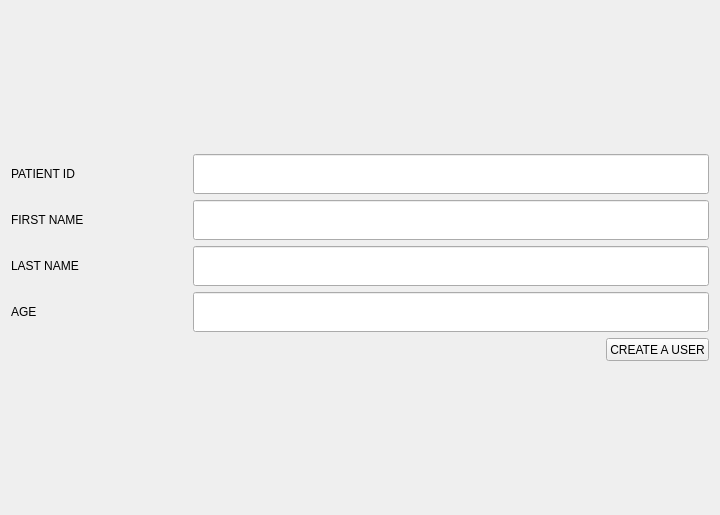
Before: the Qt Designer form widgets/create_user_form.ui in RadekChy25/ChewSense, drawn with Qt 5.
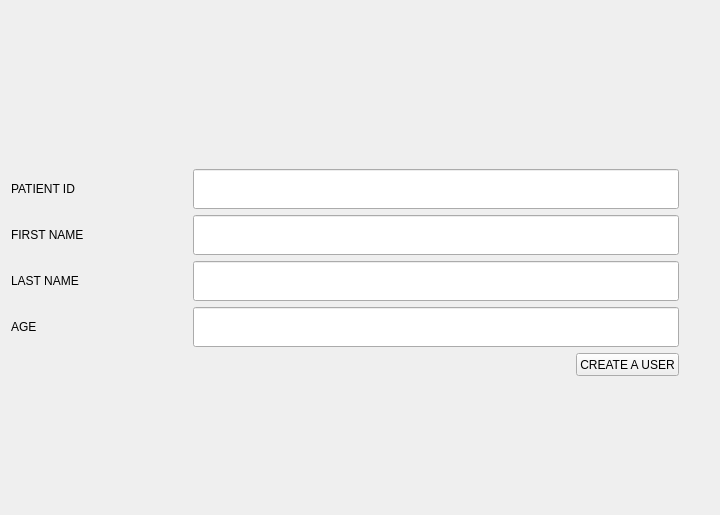
After: the same form once the commit is applied. Icons and pictures are not drawn.

Diff of the .ui file:
```diff
--- a/widgets/create_user_form.ui
+++ b/widgets/create_user_form.ui
@@ -10,13 +10,19 @@
     <height>515</height>
    </rect>
   </property>
+  <property name="minimumSize">
+   <size>
+    <width>720</width>
+    <height>515</height>
+   </size>
+  </property>
   <property name="windowTitle">
    <string>Form</string>
   </property>
   <layout class="QGridLayout" name="gridLayout_2">
    <item row="0" column="0">
     <layout class="QGridLayout" name="gridLayout">
-     <item row="0" column="0">
+     <item row="1" column="0">
       <widget class="QLabel" name="id_label">
        <property name="minimumSize">
         <size>
@@ -38,7 +44,29 @@
        </property>
       </widget>
      </item>
-     <item row="0" column="1" colspan="2">
+     <item row="4" column="0">
+      <widget class="QLabel" name="age_label">
+       <property name="minimumSize">
+        <size>
+         <width>176</width>
+         <height>0</height>
+        </size>
+       </property>
+       <property name="font">
+        <font>
+         <weight>50</weight>
+         <bold>false</bold>
+        </font>
+       </property>
+       <property name="text">
+        <string>AGE</string>
+       </property>
+       <property name="margin">
+        <number>15</number>
+       </property>
+      </widget>
+     </item>
+     <item row="1" column="1" colspan="2">
       <widget class="QLineEdit" name="id_input">
        <property name="minimumSize">
         <size>
@@ -48,7 +76,23 @@
        </property>
       </widget>
      </item>
-     <item row="1" column="0">
+     <item row="5" column="2">
+      <widget class="QPushButton" name="add_user_btn">
+       <property name="maximumSize">
+        <size>
+         <width>156</width>
+         <height>23</height>
+        </size>
+       </property>
+       <property name="layoutDirection">
+        <enum>Qt::LeftToRight</enum>
+       </property>
+       <property name="text">
+        <string>CREATE A USER</string>
+       </property>
+      </widget>
+     </item>
+     <item row="2" column="0">
       <widget class="QLabel" name="first_name_label">
        <property name="minimumSize">
         <size>
@@ -70,17 +114,7 @@
        </property>
       </widget>
      </item>
-     <item row="1" column="1" colspan="2">
-      <widget class="QLineEdit" name="first_name_input">
-       <property name="minimumSize">
-        <size>
-         <width>400</width>
-         <height>40</height>
-        </size>
-       </property>
-      </widget>
-     </item>
-     <item row="2" column="0">
+     <item row="3" column="0">
       <widget class="QLabel" name="last_name_label">
        <property name="minimumSize">
         <size>
@@ -103,7 +137,7 @@
       </widget>
      </item>
      <item row="2" column="1" colspan="2">
-      <widget class="QLineEdit" name="last_name_input">
+      <widget class="QLineEdit" name="first_name_input">
        <property name="minimumSize">
         <size>
          <width>400</width>
@@ -112,39 +146,7 @@
        </property>
       </widget>
      </item>
-     <item row="3" column="0">
-      <widget class="QLabel" name="age_label">
-       <property name="minimumSize">
-        <size>
-         <width>176</width>
-         <height>0</height>
-        </size>
-       </property>
-       <property name="font">
-        <font>
-         <weight>50</weight>
-         <bold>false</bold>
-        </font>
-       </property>
-       <property name="text">
-        <string>AGE</string>
-       </property>
-       <property name="margin">
-        <number>15</number>
-       </property>
-      </widget>
-     </item>
-     <item row="3" column="1" colspan="2">
-      <widget class="QLineEdit" name="age_input">
-       <property name="minimumSize">
-        <size>
-         <width>400</width>
-         <height>40</height>
-        </size>
-       </property>
-      </widget>
-     </item>
-     <item row="4" column="1">
+     <item row="5" column="1">
       <spacer name="horizontalSpacer">
        <property name="orientation">
         <enum>Qt::Horizontal</enum>
@@ -157,19 +159,55 @@
        </property>
       </spacer>
      </item>
-     <item row="4" column="2">
-      <widget class="QPushButton" name="add_user_btn">
+     <item row="3" column="1" colspan="2">
+      <widget class="QLineEdit" name="last_name_input">
+       <property name="minimumSize">
+        <size>
+         <width>400</width>
+         <height>40</height>
+        </size>
+       </property>
+      </widget>
+     </item>
+     <item row="4" column="1" colspan="2">
+      <widget class="QLineEdit" name="age_input">
+       <property name="minimumSize">
+        <size>
+         <width>400</width>
+         <height>40</height>
+        </size>
+       </property>
+      </widget>
+     </item>
+     <item row="0" column="3">
+      <widget class="QPushButton" name="close_btn">
+       <property name="minimumSize">
+        <size>
+         <width>24</width>
+         <height>24</height>
+        </size>
+       </property>
        <property name="maximumSize">
         <size>
-         <width>156</width>
-         <height>23</height>
+         <width>24</width>
+         <height>24</height>
         </size>
        </property>
-       <property name="layoutDirection">
-        <enum>Qt::LeftToRight</enum>
+       <property name="styleSheet">
+        <string notr="true">border: 0;</string>
        </property>
        <property name="text">
-        <string>CREATE A USER</string>
+        <string/>
+       </property>
+       <property name="icon">
+        <iconset resource="../resources.qrc">
+         <normaloff>:/icons/widgets/icons/exit_icon.png</normaloff>:/icons/widgets/icons/exit_icon.png</iconset>
+       </property>
+       <property name="iconSize">
+        <size>
+         <width>24</width>
+         <height>24</height>
+        </size>
        </property>
       </widget>
      </item>
```
Left out of the diff: 4 changed lines with no effect on the pictures.
